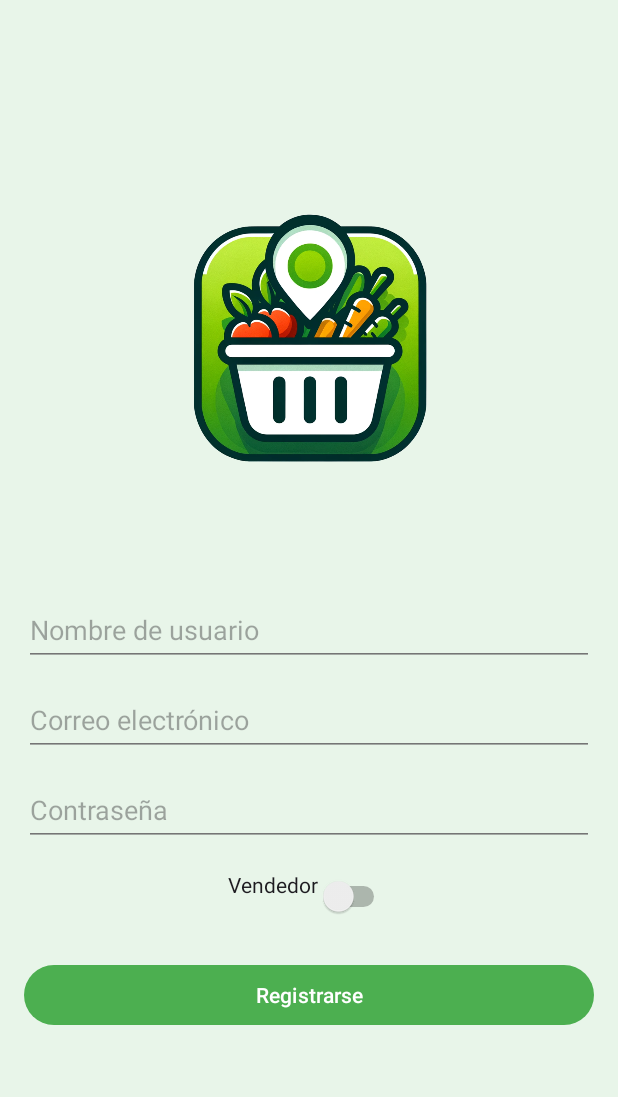
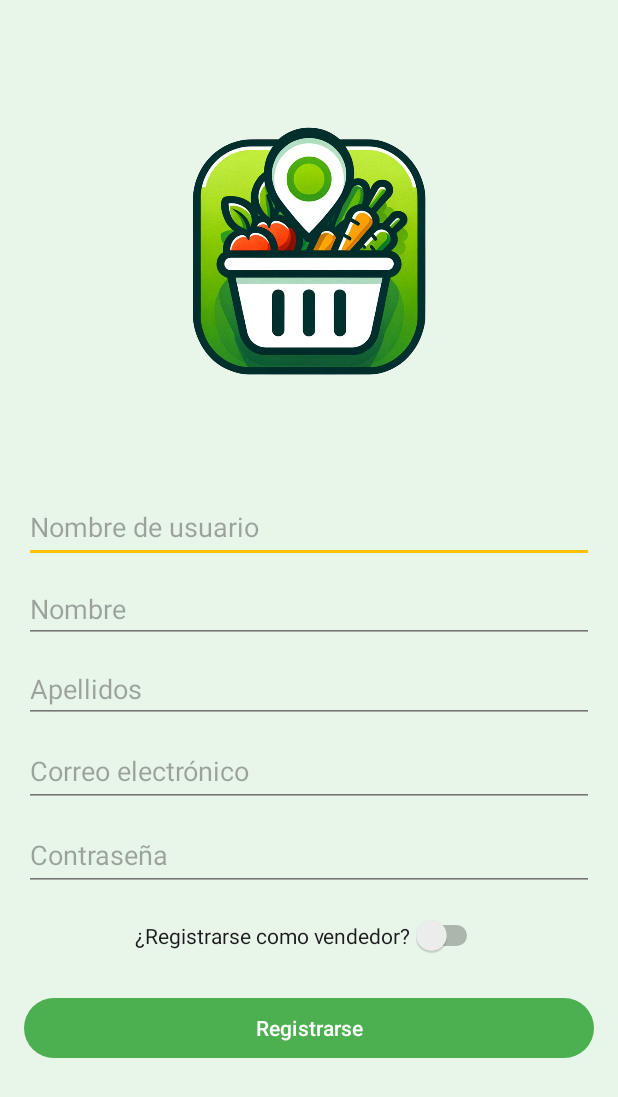
Before and after one commit to Kikaikum/LocalMarket, an Android app: the screen it shows after launch (MainActivity), after a tap on "Sign Up", on a phone screen of 412 x 824 dp. Shown: the top 1097 px of the screen. Run offline under Robolectric (Android 15) with nearby library versions, the phone set to English and light mode, and no system bars.

Commit message:
Cambios en el registro de ususario con los campos incluidos de nombre i apellido, además de la logica necesaria para el envio de los datos para la BD.

```diff
--- a/Frontend/app/src/main/java/com/example/localmarket/SignUpfragment.java
+++ b/Frontend/app/src/main/java/com/example/localmarket/SignUpfragment.java
@@ -6,6 +6,7 @@
 import android.view.ViewGroup;
 import android.widget.Button;
 import android.widget.EditText;
+import android.widget.Switch;
 import android.widget.Toast;
 
 import androidx.annotation.NonNull;
@@ -17,7 +18,8 @@
 
 public class SignUpfragment extends Fragment {
 
-    private EditText editTextUsername, editTextEmail, editTextPassword;
+    private EditText editTextUsername, editTextEmail, editTextPassword, editTextName, editTextSurname;
+    private Switch aSwitchVendor;
     private Button buttonSignUp;
     private AuthService authService;
 
@@ -43,6 +45,10 @@
         editTextEmail = view.findViewById(R.id.editTextEmail);
         editTextPassword = view.findViewById(R.id.editTextPassword);
         buttonSignUp = view.findViewById(R.id.buttonSignUp);
+        editTextName = view.findViewById(R.id.editTextName);
+        editTextSurname = view.findViewById(R.id.editTextSurname);
+        aSwitchVendor = view.findViewById(R.id.switchUserType);
+
 
         // Configurar el listener del botón de registro
         buttonSignUp.setOnClickListener(new View.OnClickListener() {
@@ -67,8 +73,10 @@
         String username = editTextUsername.getText().toString().trim();
         String email = editTextEmail.getText().toString().trim();
         String password = editTextPassword.getText().toString().trim();
+        String name = editTextName.getText().toString().trim();
+        String surname = editTextSurname.getText().toString().trim();
 
-        return !username.isEmpty() && !email.isEmpty() && !password.isEmpty();
+        return !username.isEmpty() && !email.isEmpty() && !password.isEmpty() &&!name.isEmpty() && !surname.isEmpty();
     }
 
     // Método para enviar la información de registro al servidor
@@ -76,8 +84,11 @@
         String username = editTextUsername.getText().toString().trim();
         String email = editTextEmail.getText().toString().trim();
         String password = editTextPassword.getText().toString().trim();
+        String name = editTextName.getText().toString().trim();
+        String surname = editTextSurname.getText().toString().trim();
+        Boolean isVendor = aSwitchVendor.isChecked();
 
-        authService.signUpUser(email, password, username, new AuthService.AuthCallback<SignUpResponse>() {
+        authService.signUpUser(email, password, username, name, surname, isVendor, new AuthService.AuthCallback<SignUpResponse>() {
             @Override
             public void onSuccess(SignUpResponse response) {
                 // Manejar la respuesta del servidor para el registro exitoso
--- a/Frontend/app/src/main/java/com/example/localmarket/model/SignUpRequest.java
+++ b/Frontend/app/src/main/java/com/example/localmarket/model/SignUpRequest.java
@@ -3,12 +3,18 @@
 public class SignUpRequest {
     private String email;
     private String password;
-    private String name; // Asume que necesitas también el nombre del usuario
+    private String name;
+    private String surname;
+    private String userName;
+    private Boolean isVendor;
 
-    public SignUpRequest(String email, String password, String name) {
+    public SignUpRequest(String email, String password, String userName, String name, String surname, Boolean isVendor) {
         this.email = email;
         this.password = password;
         this.name = name;
+        this.isVendor=isVendor;
+        this.userName= userName;
+        this.surname = surname;
     }
 
     public String getEmail() {
@@ -35,4 +41,16 @@
         this.name = name;
     }
 
+    public String getSurname() { return surname; }
+
+    public void setSurname(String surname) { this.surname = surname; }
+
+    public String getUserName() { return userName; }
+
+    public void setUserName(String userName) { this.userName = userName; }
+
+    public Boolean getVendor() { return isVendor; }
+
+    public void setVendor(Boolean vendor) { isVendor = vendor; }
+
 }
--- a/Frontend/app/src/main/java/com/example/localmarket/network/service/AuthService.java
+++ b/Frontend/app/src/main/java/com/example/localmarket/network/service/AuthService.java
@@ -46,8 +46,8 @@
         });
     }
 
-    public void signUpUser(String email, String password, String name, final AuthCallback<SignUpResponse> callback) {
-        SignUpRequest signUpRequest = new SignUpRequest(email, password, name);
+    public void signUpUser(String email, String password, String userName, String name, String surname, Boolean isVendor, final AuthCallback<SignUpResponse> callback) {
+        SignUpRequest signUpRequest = new SignUpRequest(email, password, userName, name, surname, isVendor);
         apiService.createUser(signUpRequest).enqueue(new Callback<SignUpResponse>() {
             @Override
             public void onResponse(Call<SignUpResponse> call, Response<SignUpResponse> response) {
--- a/Frontend/app/src/main/res/layout/activity_main.xml
+++ b/Frontend/app/src/main/res/layout/activity_main.xml
@@ -8,82 +8,28 @@
     android:background="@color/soft_green"
     tools:context=".MainActivity">
 
-    <Button
-        android:id="@+id/buttonLogin"
-        android:layout_width="wrap_content"
-        android:layout_height="wrap_content"
-        android:layout_marginTop="12dp"
-        android:text="@string/login"
-        app:layout_constraintEnd_toEndOf="@+id/editTextTextPassword"
-        app:layout_constraintHorizontal_bias="0.25"
-        app:layout_constraintStart_toStartOf="@+id/editTextTextPassword"
-        app:layout_constraintTop_toBottomOf="@+id/editTextTextPassword" />
-
-    <Button
-        android:id="@+id/buttonSignUp"
-        android:layout_width="wrap_content"
-        android:layout_height="wrap_content"
-        android:text="Sign Up"
-        app:layout_constraintBottom_toBottomOf="@+id/buttonLogin"
-        app:layout_constraintEnd_toEndOf="@+id/editTextTextPassword"
-        app:layout_constraintHorizontal_bias="0.448"
-        app:layout_constraintStart_toEndOf="@+id/buttonLogin"
-        app:layout_constraintTop_toTopOf="@+id/buttonLogin"
-        app:layout_constraintVertical_bias="0.0" />
-
     <ImageView
         android:id="@+id/imageView3"
         android:layout_width="238dp"
         android:layout_height="237dp"
+        android:layout_marginTop="16dp"
         android:background="@android:color/transparent"
         app:guidelineUseRtl="false"
         app:layout_constraintBottom_toBottomOf="parent"
         app:layout_constraintEnd_toEndOf="parent"
-        app:layout_constraintHorizontal_bias="0.50"
+        app:layout_constraintHorizontal_bias="0.497"
         app:layout_constraintStart_toStartOf="parent"
         app:layout_constraintTop_toTopOf="parent"
-        app:layout_constraintVertical_bias="0.189"
+        app:layout_constraintVertical_bias="0.064"
         app:srcCompat="@drawable/logo" />
 
-    <TextView
-        android:id="@+id/welcomeText"
-        android:layout_width="wrap_content"
-        android:layout_height="wrap_content"
-        android:layout_marginTop="12dp"
-        android:text="Bienvenido a LocalMarket"
-        android:textAlignment="center"
-        android:textSize="20sp"
-        app:layout_constraintEnd_toEndOf="@+id/imageView3"
-        app:layout_constraintStart_toStartOf="@+id/imageView3"
-        app:layout_constraintTop_toBottomOf="@+id/imageView3" />
 
-    <EditText
-        android:id="@+id/editTextTextEmailAddress"
+    <ScrollView
         android:layout_width="match_parent"
-        android:layout_height="wrap_content"
-        android:layout_margin="20dp"
-        android:layout_marginTop="12dp"
-        android:ems="10"
-        android:hint="@string/insert_email_hint"
-        android:inputType="textEmailAddress"
-        android:minHeight="48dp"
-        app:layout_constraintEnd_toEndOf="@+id/welcomeText"
-        app:layout_constraintStart_toStartOf="@+id/welcomeText"
-        app:layout_constraintTop_toBottomOf="@+id/welcomeText" />
-
-    <EditText
-        android:id="@+id/editTextTextPassword"
-        android:layout_width="match_parent"
-        android:layout_height="wrap_content"
-        android:layout_margin="20dp"
-        android:layout_marginTop="2dp"
-        android:ems="10"
-        android:hint="@string/insert_pwd_hint"
-        android:inputType="textPassword"
-        android:minHeight="48dp"
-        app:layout_constraintEnd_toEndOf="@+id/editTextTextEmailAddress"
-        app:layout_constraintStart_toStartOf="@+id/editTextTextEmailAddress"
-        app:layout_constraintTop_toBottomOf="@+id/editTextTextEmailAddress" />
+        android:layout_height="446dp"
+        android:layout_marginTop="1dp"
+        app:layout_constraintTop_toBottomOf="@+id/imageView3"
+        tools:layout_editor_absoluteX="1dp">
 
         <FrameLayout
             android:id="@+id/fragment_container"
@@ -97,5 +43,6 @@
             tools:ignore="MissingConstraints">
 
         </FrameLayout>
+    </ScrollView>
 
 </androidx.constraintlayout.widget.ConstraintLayout>
--- a/Frontend/app/src/main/res/layout/fragment_login.xml
+++ b/Frontend/app/src/main/res/layout/fragment_login.xml
@@ -65,7 +65,7 @@
         android:layout_margin="20dp"
         android:layout_marginTop="2dp"
         android:ems="10"
-        android:hint="@string/insert_pwd_hint"
+        android:hint="@string/hint_pwd"
         android:inputType="textPassword"
         android:minHeight="48dp"
         app:layout_constraintEnd_toEndOf="@+id/editTextTextEmailAddress"
--- a/Frontend/app/src/main/res/layout/signup_fragment.xml
+++ b/Frontend/app/src/main/res/layout/signup_fragment.xml
@@ -20,8 +20,8 @@
         android:id="@+id/editTextUsername"
         android:layout_width="match_parent"
         android:layout_height="wrap_content"
-        android:layout_marginTop="20dp"
-        android:hint="Nombre de usuario"
+        android:layout_marginTop="8dp"
+        android:hint="@string/username"
         android:inputType="text"
         android:minHeight="48dp"
         app:layout_constraintTop_toTopOf="parent"
@@ -31,20 +31,21 @@
         android:id="@+id/editTextEmail"
         android:layout_width="match_parent"
         android:layout_height="wrap_content"
-        android:layout_marginTop="12dp"
-        android:hint="Correo electrónico"
+        android:layout_marginTop="8dp"
+        android:hint="@string/email"
         android:inputType="textEmailAddress"
         android:minHeight="48dp"
         app:layout_constraintEnd_toEndOf="@+id/editTextUsername"
+        app:layout_constraintHorizontal_bias="1.0"
         app:layout_constraintStart_toStartOf="@+id/editTextUsername"
-        app:layout_constraintTop_toBottomOf="@+id/editTextUsername" />
+        app:layout_constraintTop_toBottomOf="@+id/editTextSurname" />
 
     <EditText
         android:id="@+id/editTextPassword"
         android:layout_width="match_parent"
         android:layout_height="wrap_content"
-        android:layout_marginTop="12dp"
-        android:hint="Contraseña"
+        android:layout_marginTop="8dp"
+        android:hint="@string/hint_pwd"
         android:inputType="textPassword"
         android:minHeight="48dp"
         app:layout_constraintEnd_toEndOf="@+id/editTextEmail"
@@ -56,7 +57,7 @@
         android:layout_width="wrap_content"
         android:layout_height="wrap_content"
         android:layout_marginTop="16dp"
-        android:text="@string/vendedor"
+        android:text="@string/switch_vendedor"
         app:layout_constraintEnd_toEndOf="parent"
         app:layout_constraintStart_toStartOf="parent"
         app:layout_constraintTop_toBottomOf="@+id/editTextPassword" />
@@ -66,10 +67,30 @@
         android:layout_width="match_parent"
         android:layout_height="wrap_content"
         android:layout_marginTop="24dp"
-        android:text="Registrarse"
+
+        android:text="@string/sing_up"
         app:layout_constraintEnd_toEndOf="@+id/editTextPassword"
         app:layout_constraintHorizontal_bias="0.0"
         app:layout_constraintStart_toStartOf="@+id/editTextPassword"
         app:layout_constraintTop_toBottomOf="@+id/switchUserType" />
 
+
+    <com.google.android.material.textfield.TextInputEditText
+        android:id="@+id/editTextName"
+        android:layout_width="match_parent"
+        android:layout_height="wrap_content"
+        android:layout_marginTop="8dp"
+        android:hint="@string/hint_name"
+        app:layout_constraintTop_toBottomOf="@+id/editTextUsername"
+        tools:layout_editor_absoluteX="16dp" />
+
+    <com.google.android.material.textfield.TextInputEditText
+        android:id="@+id/editTextSurname"
+        android:layout_width="match_parent"
+        android:layout_height="wrap_content"
+        android:layout_marginTop="8dp"
+        android:hint="@string/hint_surname"
+        app:layout_constraintTop_toBottomOf="@+id/editTextName"
+        tools:layout_editor_absoluteX="17dp" />
+
 </androidx.constraintlayout.widget.ConstraintLayout>
--- a/Frontend/app/src/main/res/values/strings.xml
+++ b/Frontend/app/src/main/res/values/strings.xml
@@ -1,12 +1,12 @@
 <resources>
     <string name="app_name">Local Market</string>
 
-
-    <string name="switch_vendedor">¿Registrarse como vendedor?</string>
+    <!-- switch -->
+    <string name="switch_vendedor">¿Registrarse como vendedor?     </string>
 
     <!-- buttons -->
     <string name="login">Login</string>
-    <string name="sing_up">Sing up</string>
+    <string name="sing_up">Registrarse</string>
     <string name="password">Contraseña</string>
     <string name="email">Correo electrónico</string>
     <string name="username">Nombre de usuario</string>
@@ -16,15 +16,16 @@
     <string name="listo">Listo</string>
 
     <!-- hints -->
-    <string name="insert_email_hint">Correo electronico...</string>
-    <string name="insert_pwd_hint">Password...</string>
+    <string name="insert_email_hint">Correo electrónico</string>
+    <string name="hint_pwd">Contraseña</string>
     <string name="indroduce_password_actual">Contraseña actual</string>
     <string name="introduce_new_password">Nueva contraseña</string>
+    <string name="hint_name">Nombre</string>
+    <string name="hint_surname">Apellidos</string>
 
     <!-- messages -->
     <string name="message_empty_fields">Por favor, complete todos los campos.</string>
     <string name="vendedor">Vendedor\n</string>
-    <!-- TODO: Remove or change this placeholder text -->
-    <string name="hello_blank_fragment">Hello blank fragment</string>
+
 
 </resources>
```
Lines whose indentation alone changed are shown as unchanged.
